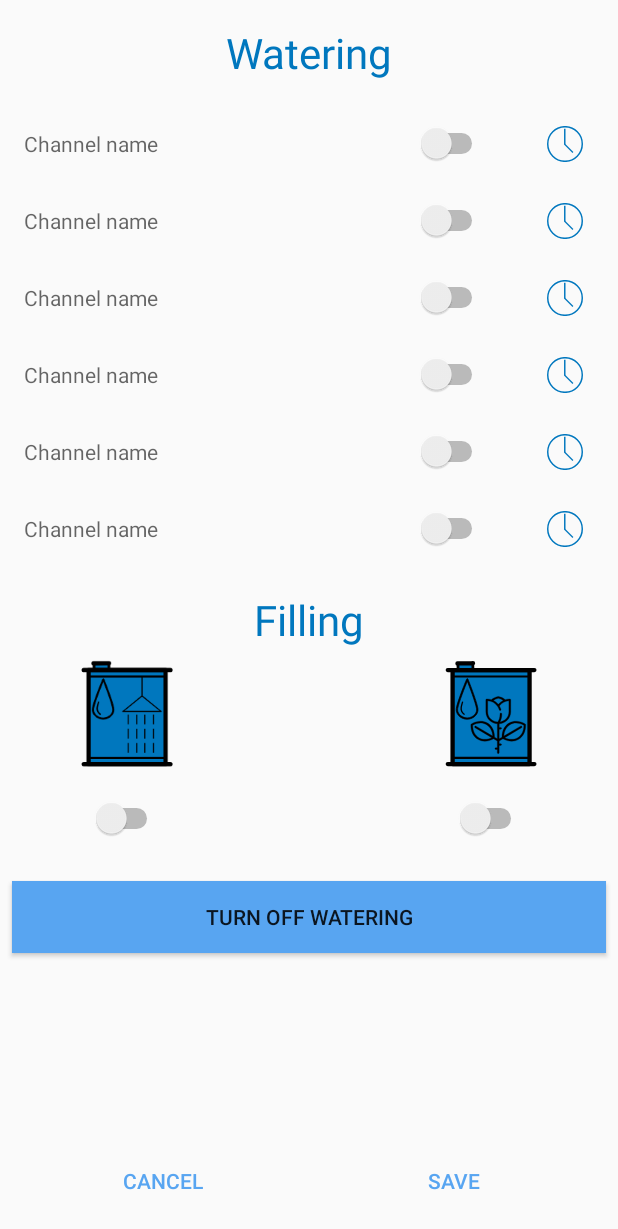
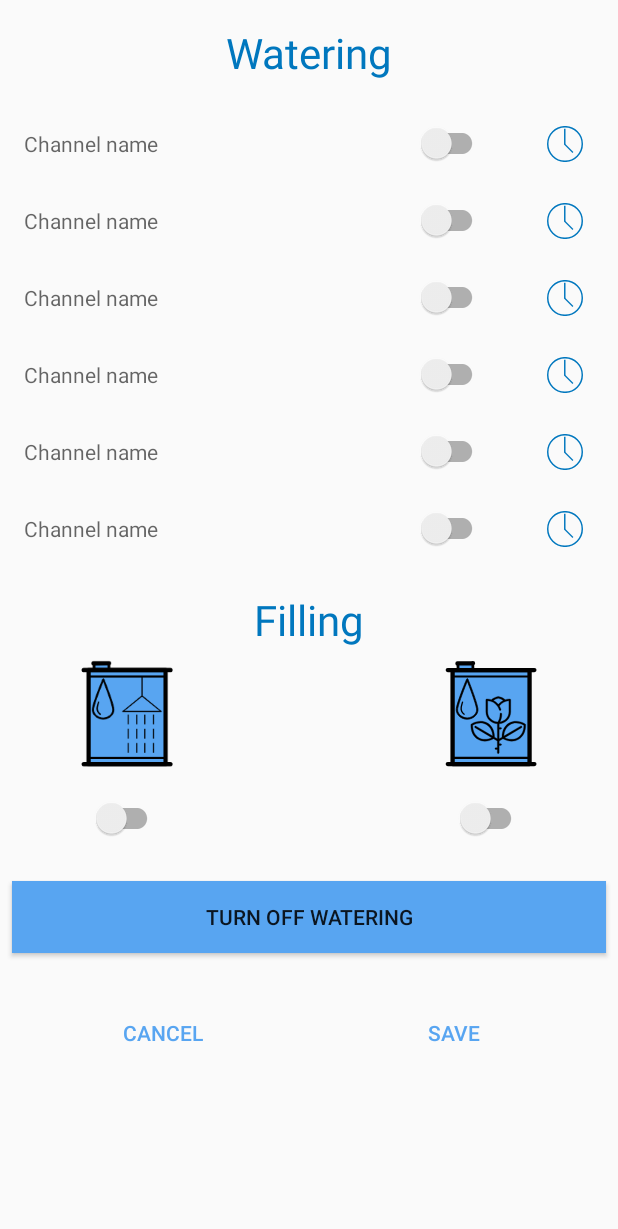
Before and after one commit to AlexanderLev/Demeter, an Android app: the layout activity_commands.xml on its own in the app's theme, with its tools: preview values and no code run, on a phone screen of 412 x 824 dp. Shown: the top 1229 px of the screen. Run offline under Robolectric (Android 15) with nearby library versions, the phone set to English and light mode, and no system bars.

Commit message:
Work version. Some colors change, switch changed to switchCompat.

```diff
--- a/app/src/main/res/drawable/ic_shower_barrel__not_full.xml
+++ b/app/src/main/res/drawable/ic_shower_barrel__not_full.xml
@@ -1,6 +1,6 @@
 <vector android:height="24dp" android:viewportHeight="100"
     android:viewportWidth="100" android:width="24dp" xmlns:android="http://schemas.android.com/apk/res/android">
-    <path android:fillAlpha="1" android:fillColor="#0077be"
+    <path android:fillAlpha="1" android:fillColor="#58a5f1"
         android:fillType="nonZero"
         android:pathData="M14.436,45.174h71.268v51.216h-71.268z"
         android:strokeAlpha="1" android:strokeColor="#00000000"
--- a/app/src/main/res/drawable/ic_shower_barrel_full.xml
+++ b/app/src/main/res/drawable/ic_shower_barrel_full.xml
@@ -1,11 +1,11 @@
 <vector android:height="24dp" android:viewportHeight="100"
     android:viewportWidth="100" android:width="24dp" xmlns:android="http://schemas.android.com/apk/res/android">
-    <path android:fillAlpha="1" android:fillColor="#0077be"
+    <path android:fillAlpha="1" android:fillColor="#58a5f1"
         android:fillType="nonZero"
         android:pathData="M18.964,3.135h14.421v4.92h-14.421z"
         android:strokeAlpha="1" android:strokeColor="#00000000"
         android:strokeLineCap="round" android:strokeLineJoin="miter" android:strokeWidth="0.14951982"/>
-    <path android:fillAlpha="1" android:fillColor="#0077be"
+    <path android:fillAlpha="1" android:fillColor="#58a5f1"
         android:fillType="nonZero"
         android:pathData="M14.436,9.37h71.268v87.021h-71.268z"
         android:strokeAlpha="1" android:strokeColor="#00000000"
--- a/app/src/main/res/drawable/ic_watering_barrel_full.xml
+++ b/app/src/main/res/drawable/ic_watering_barrel_full.xml
@@ -1,11 +1,11 @@
 <vector android:height="24dp" android:viewportHeight="100"
     android:viewportWidth="100" android:width="24dp" xmlns:android="http://schemas.android.com/apk/res/android">
-    <path android:fillAlpha="1" android:fillColor="#0077be"
+    <path android:fillAlpha="1" android:fillColor="#58a5f1"
         android:fillType="nonZero"
         android:pathData="M18.964,3.135h14.421v4.92h-14.421z"
         android:strokeAlpha="1" android:strokeColor="#00000000"
         android:strokeLineCap="round" android:strokeLineJoin="miter" android:strokeWidth="0.14951982"/>
-    <path android:fillAlpha="1" android:fillColor="#0077be"
+    <path android:fillAlpha="1" android:fillColor="#58a5f1"
         android:fillType="nonZero"
         android:pathData="M14.436,9.37h71.268v87.021h-71.268z"
         android:strokeAlpha="1" android:strokeColor="#00000000"
--- a/app/src/main/res/drawable/ic_watering_barrel_not_full.xml
+++ b/app/src/main/res/drawable/ic_watering_barrel_not_full.xml
@@ -1,6 +1,6 @@
 <vector android:height="24dp" android:viewportHeight="100"
     android:viewportWidth="100" android:width="24dp" xmlns:android="http://schemas.android.com/apk/res/android">
-    <path android:fillAlpha="1" android:fillColor="#0077be"
+    <path android:fillAlpha="1" android:fillColor="#58a5f1"
         android:fillType="nonZero"
         android:pathData="M14.436,48.141h71.268v48.25h-71.268z"
         android:strokeAlpha="1" android:strokeColor="#00000000"
--- a/app/src/main/res/layout/activity_commands.xml
+++ b/app/src/main/res/layout/activity_commands.xml
@@ -1,8 +1,13 @@
 <?xml version="1.0" encoding="utf-8"?>
-<androidx.constraintlayout.widget.ConstraintLayout xmlns:android="http://schemas.android.com/apk/res/android"
+
+<ScrollView xmlns:android="http://schemas.android.com/apk/res/android"
     xmlns:app="http://schemas.android.com/apk/res-auto"
     android:layout_width="match_parent"
-    android:layout_height="match_parent">
+    android:layout_height="wrap_content">
+
+    <androidx.constraintlayout.widget.ConstraintLayout xmlns:app="http://schemas.android.com/apk/res-auto"
+        android:layout_width="match_parent"
+        android:layout_height="0dp">
 
         <TextView
             android:id="@+id/tvTitleWatering"
@@ -42,7 +47,7 @@
                     android:layout_height="wrap_content"
                     android:layout_weight="3" />
 
-            <Switch
+                <androidx.appcompat.widget.SwitchCompat
                     android:id="@+id/swWateringFieldOne"
                     android:layout_width="wrap_content"
                     android:layout_height="match_parent"
@@ -73,7 +78,7 @@
                     android:layout_height="wrap_content"
                     android:layout_weight="3" />
 
-            <Switch
+                <androidx.appcompat.widget.SwitchCompat
                     android:id="@+id/swWateringFieldTwo"
                     android:layout_width="wrap_content"
                     android:layout_height="match_parent"
@@ -104,7 +109,7 @@
                     android:layout_height="wrap_content"
                     android:layout_weight="3" />
 
-            <Switch
+                <androidx.appcompat.widget.SwitchCompat
                     android:id="@+id/swWateringFieldThree"
                     android:layout_width="wrap_content"
                     android:layout_height="match_parent"
@@ -136,7 +141,7 @@
                     android:layout_height="wrap_content"
                     android:layout_weight="3" />
 
-            <Switch
+                <androidx.appcompat.widget.SwitchCompat
                     android:id="@+id/swWateringFieldFour"
                     android:layout_width="wrap_content"
                     android:layout_height="match_parent"
@@ -167,7 +172,7 @@
                     android:layout_height="wrap_content"
                     android:layout_weight="3" />
 
-            <Switch
+                <androidx.appcompat.widget.SwitchCompat
                     android:id="@+id/swWateringFieldFive"
                     android:layout_width="wrap_content"
                     android:layout_height="match_parent"
@@ -198,7 +203,7 @@
                     android:layout_height="wrap_content"
                     android:layout_weight="3" />
 
-            <Switch
+                <androidx.appcompat.widget.SwitchCompat
                     android:id="@+id/swWateringFieldSix"
                     android:layout_width="wrap_content"
                     android:layout_height="match_parent"
@@ -249,15 +254,15 @@
             android:layout_width="@dimen/icon_parameter_medium_size"
             android:layout_height="@dimen/icon_parameter_medium_size"
             android:layout_marginStart="8dp"
-        android:layout_marginTop="8dp"
-        android:layout_marginEnd="8dp"
+            android:layout_marginTop="@dimen/margin_all_small"
+            android:layout_marginEnd="@dimen/margin_all_small"
             android:contentDescription="@string/content_description_filling_watering_barrel"
             app:layout_constraintEnd_toEndOf="parent"
             app:layout_constraintStart_toEndOf="@+id/tvTitleBarrelsFilling"
             app:layout_constraintTop_toBottomOf="@+id/tvTitleBarrelsFilling"
             app:srcCompat="@drawable/selector_watering_barrel_fill" />
 
-    <Switch
+        <androidx.appcompat.widget.SwitchCompat
             android:id="@+id/swFillingShowerBarrel"
             android:layout_width="wrap_content"
             android:layout_height="wrap_content"
@@ -267,7 +272,7 @@
             app:layout_constraintStart_toStartOf="@+id/ivFillingShowerBarrel"
             app:layout_constraintTop_toBottomOf="@+id/ivFillingShowerBarrel" />
 
-    <Switch
+        <androidx.appcompat.widget.SwitchCompat
             android:id="@+id/swFillingWateringBarrel"
             android:layout_width="wrap_content"
             android:layout_height="wrap_content"
@@ -296,9 +301,11 @@
             android:layout_width="0dp"
             android:layout_height="wrap_content"
             android:orientation="horizontal"
+            android:layout_marginTop="@dimen/margin_all_medium"
             app:layout_constraintBottom_toBottomOf="parent"
             app:layout_constraintEnd_toEndOf="parent"
-        app:layout_constraintStart_toStartOf="parent">
+            app:layout_constraintStart_toStartOf="parent"
+            app:layout_constraintTop_toBottomOf="@+id/btStopAllWatering">
 
             <Button
                 android:id="@+id/btCancel"
@@ -318,3 +325,5 @@
         </LinearLayout>
 
     </androidx.constraintlayout.widget.ConstraintLayout>
+
+</ScrollView>
--- a/app/src/main/res/values/styles.xml
+++ b/app/src/main/res/values/styles.xml
@@ -1,7 +1,7 @@
 <resources>
 
     <!-- Base application theme. -->
-    <style name="AppTheme" parent="Theme.AppCompat.Light.DarkActionBar">
+    <style name="AppTheme" parent="Theme.AppCompat.Light.NoActionBar">
         <!-- Customize your theme here. -->
         <item name="colorPrimary">@color/colorPrimary</item>
         <item name="colorPrimaryDark">@color/colorPrimaryDark</item>
@@ -16,4 +16,8 @@
         <item name="android:hint">@string/all_channel_name</item>
     </style>
 
+    <style name="etChannelName" parent="tvChannelField">
+        <item name="android:backgroundTint">@color/colorPrimaryDark</item>
+    </style>
+
 </resources>
```
Also changed, not shown: app/src/main/AndroidManifest.xml (+7 -3 lines), app/src/main/java/pro/kbgame/demeter/view/CommandsActivity.java (+9 -8 lines), app/src/main/java/pro/kbgame/demeter/view/MainActivity.java (+5 -5 lines), app/src/main/res/layout/activity_main.xml (+18 -10 lines), app/src/main/res/layout/activity_settings.xml (+18 -9 lines). Lines whose indentation alone changed are shown as unchanged.
